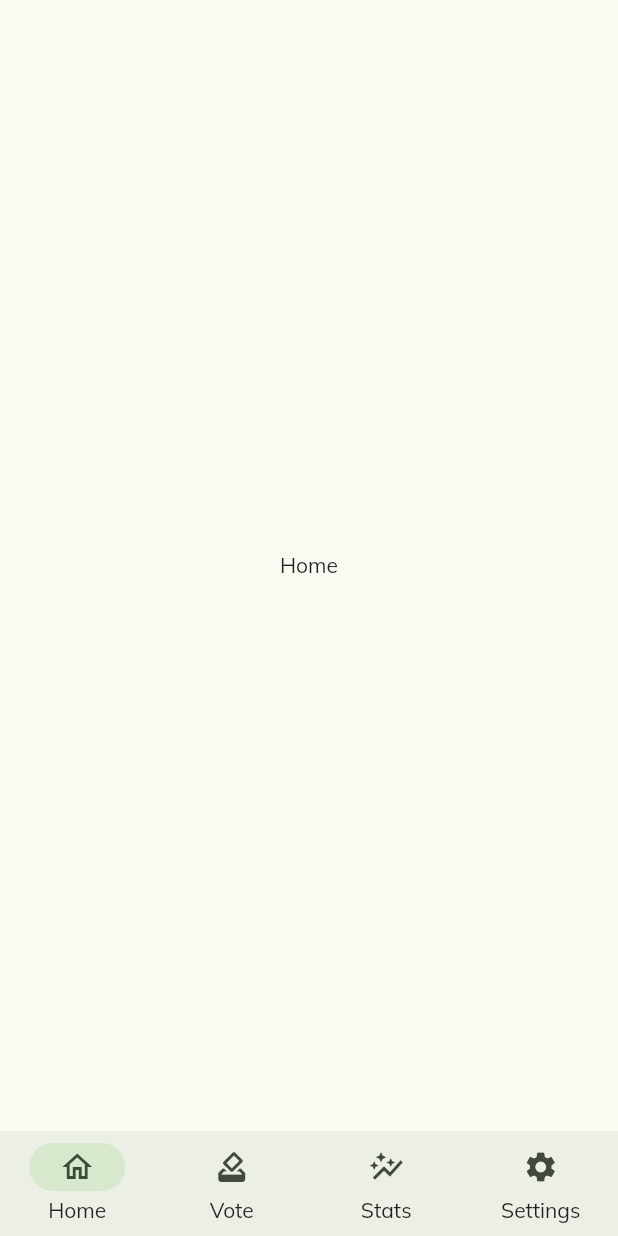
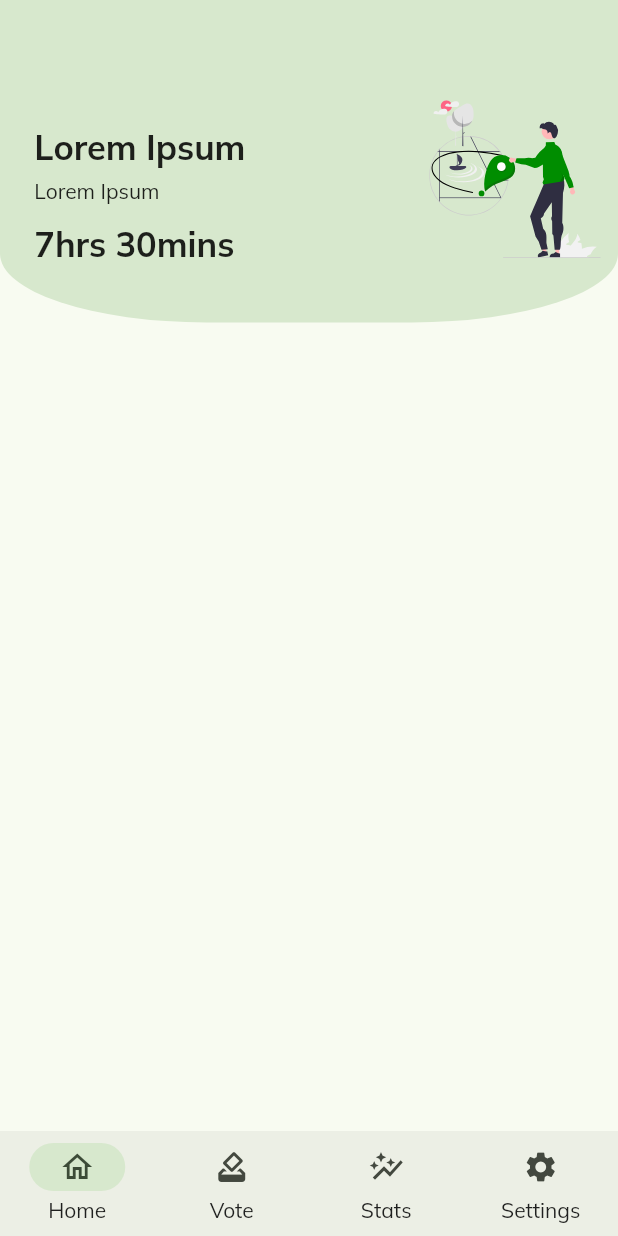
Before and after one commit to roufy235/E-Voting-App, a Flutter app: the MainScreen screen opened by its route, on a phone screen of 412 x 824 dp. Run offline on Flutter 3.47's test engine with Material 2 defaults, Android fonts, the phone set to English and light mode, and no system bars; drawn by our look-alikes of dynamic_color; our stand-ins replace flutter_riverpod, flutter_screenutil, flutter_svg, go_router, google_fonts, loading_animation_widget.

Commit message:
feat: home tab

```diff
--- a/lib/screens/home/main_screen.dart
+++ b/lib/screens/home/main_screen.dart
@@ -1,3 +1,4 @@
+import 'package:e_voting_app/screens/home/tabs/home_tab.dart';
 import 'package:flutter/material.dart';
 import 'package:flutter_riverpod/flutter_riverpod.dart';
 
@@ -36,7 +37,7 @@ class _MainScreenState extends ConsumerState<MainScreen> {
           },
           controller: _pageController,
           children: const [
-            Center(child: Text('Home')),
+            HomeTab(),
             Center(child: Text('Vote')),
             Center(child: Text('Stats')),
             Center(child: Text('Settings')),
--- /dev/null
+++ b/lib/screens/home/tabs/home_tab.dart
@@ -0,0 +1,72 @@
+import 'package:flutter/material.dart';
+import 'package:flutter_screenutil/flutter_screenutil.dart';
+import 'package:flutter_svg/flutter_svg.dart';
+import 'package:google_fonts/google_fonts.dart';
+
+class HomeTab extends StatelessWidget {
+  const HomeTab({Key? key}) : super(key: key);
+
+  @override
+  Widget build(BuildContext context) {
+    ScreenUtil.init(context);
+    return Scaffold(
+      body: Column(
+        children: [
+          Container(
+            height: 180.h,
+            decoration: BoxDecoration(
+              color: Theme.of(context).colorScheme.secondaryContainer,
+              borderRadius: BorderRadius.only(
+                bottomLeft: Radius.elliptical(120.r, 40.r),
+                bottomRight: Radius.elliptical(120.r, 40.r),
+              )
+            ),
+            child: Row(
+              children: [
+                Expanded(
+                  child: Padding(
+                    padding: EdgeInsets.only(
+                      left: 20.w
+                    ),
+                    child: Column(
+                      crossAxisAlignment: CrossAxisAlignment.start,
+                      children: [
+                        SizedBox(height: 70.h),
+                        Text('Lorem Ipsum',
+                          style: GoogleFonts.mulish(
+                            fontWeight: FontWeight.bold,
+                            fontSize: 20.sp
+                          ),
+                        ),
+                        SizedBox(height: 5.h),
+                        const Text('Lorem Ipsum'),
+                        SizedBox(height: 10.h),
+                        Text('7hrs 30mins',
+                          style: GoogleFonts.mulish(
+                              fontWeight: FontWeight.bold,
+                              fontSize: 20.sp
+                          ),
+                        ),
+                      ],
+                    ),
+                  ),
+                ),
+                Padding(
+                  padding: EdgeInsets.only(
+                    top: 20.h,
+                    right: 10.w
+                  ),
+                  child: SvgPicture.asset('assets/svg/map.svg',
+                    width: 100.w,
+                    height: 100.w,
+                  ),
+                )
+              ],
+            ),
+          ),
+
+        ],
+      ),
+    );
+  }
+}
```
Also changed, not shown: assets/svg/map.svg (added).
